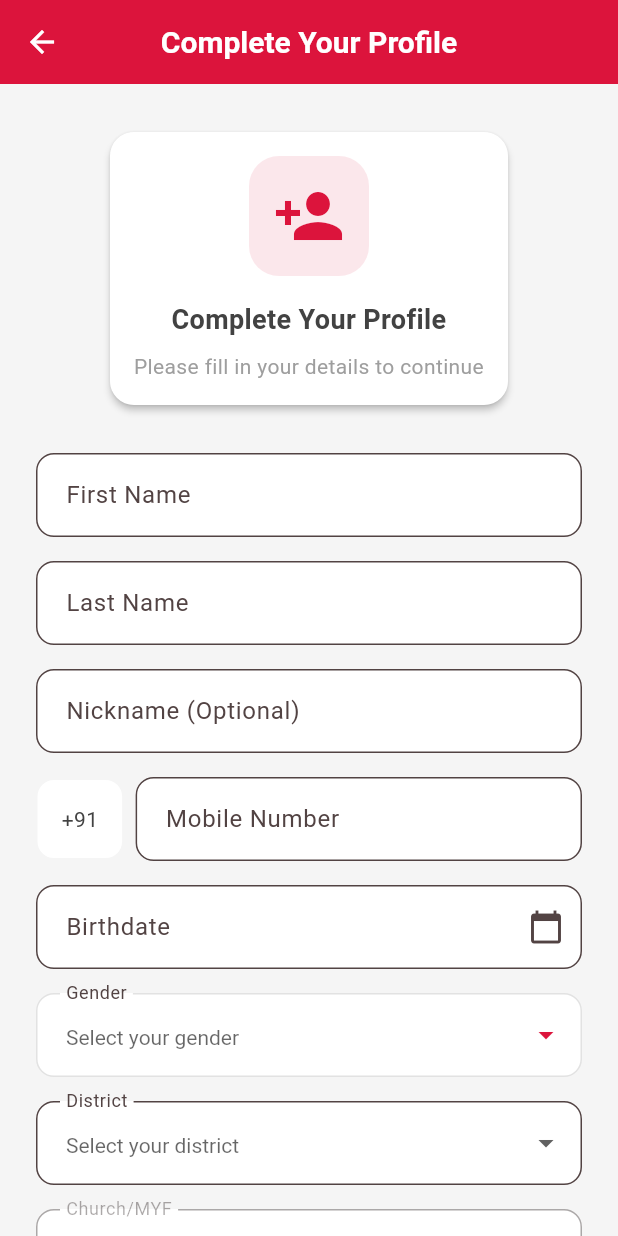
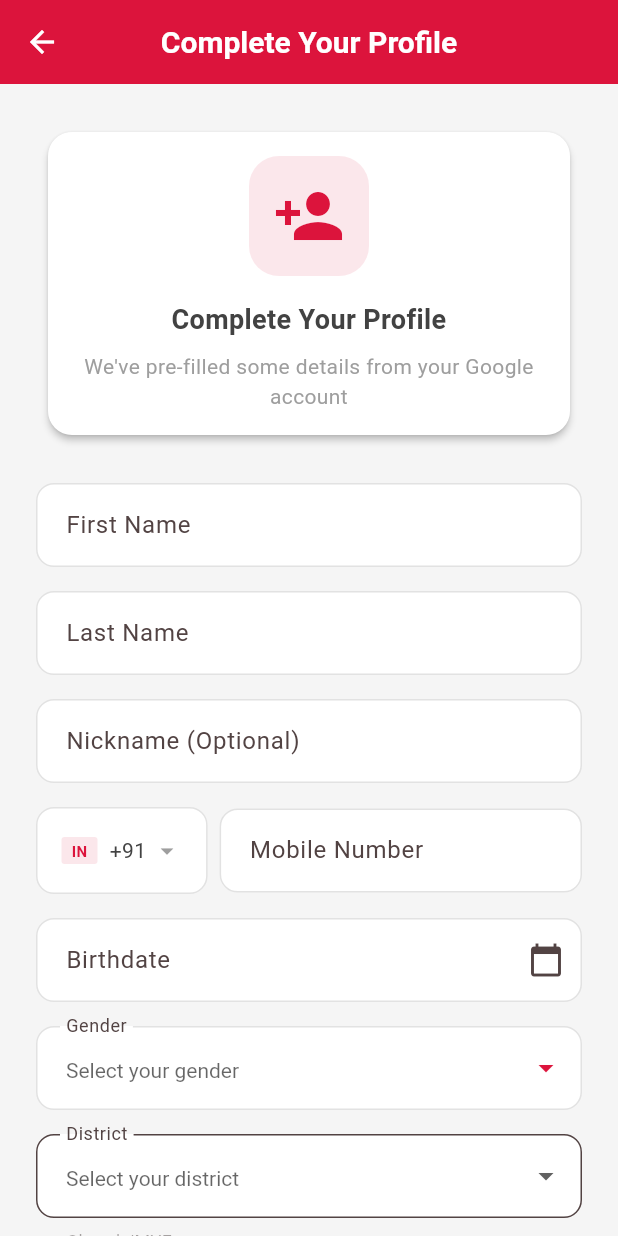
Before and after one commit to SwitU7Ronald/myf_connect, a Flutter app: the SignupDetailsPage screen opened by its route, on a phone screen of 412 x 824 dp. Run offline on Flutter 3.47's test engine with Material 3 defaults, Android fonts, the light colour scheme and no system bars; our stand-ins replace cloud_firestore, firebase_auth, firebase_core, google_sign_in; accounts and stored records are empty; generated files the repository leaves out were written again.

Commit message:
feat: auto-fill signup fields from Google, add international phone input, auto-capitalization

```diff
--- a/lib/pages/auth/signup_details_page.dart
+++ b/lib/pages/auth/signup_details_page.dart
@@ -3,6 +3,7 @@
 import 'package:firebase_auth/firebase_auth.dart';
 import 'package:cloud_firestore/cloud_firestore.dart';
 import '../../widgets/widgets.dart';
+import '../../widgets/international_phone_field.dart';
 import '../../models/district_data.dart';
 import '../../app/app_router.dart';
 
@@ -25,9 +26,36 @@
   String? _selectedDistrict;
   String? _selectedMyf;
   bool _loading = false;
+  CountryData? _selectedCountry;
 
   // Check if "Other" district is selected
   bool get _isOtherDistrictSelected => _selectedDistrict == 'Other';
+
+  @override
+  void initState() {
+    super.initState();
+    _autoFillFromArguments();
+  }
+
+  void _autoFillFromArguments() {
+    // Get the arguments passed from welcome page
+    WidgetsBinding.instance.addPostFrameCallback((_) {
+      final args = ModalRoute.of(context)?.settings.arguments as Map<String, dynamic>?;
+
+      if (args != null) {
+        setState(() {
+          // Auto-fill from Google account data
+          _firstNameCtrl.text = args['firstName'] ?? '';
+          _lastNameCtrl.text = args['lastName'] ?? '';
+
+          // Auto-generate nickname from first name if available
+          if (args['firstName'] != null && (args['firstName'] as String).isNotEmpty) {
+            _nicknameCtrl.text = args['firstName'];
+          }
+        });
+      }
+    });
+  }
 
   @override
   void dispose() {
@@ -41,15 +69,6 @@
   String? _validateRequired(String? value, String field) {
     if (value == null || value.trim().isEmpty) {
       return '$field is required';
-    }
-    return null;
-  }
-
-  String? _validatePhone(String? value) {
-    if (value == null ||
-        value.trim().length != 10 ||
-        !RegExp(r'^[0-9]+$').hasMatch(value.trim())) {
-      return 'Enter a valid 10-digit mobile number';
     }
     return null;
   }
@@ -100,6 +119,10 @@
       MethodistTheme.showErrorSnackBar(context, 'Please ${_isOtherDistrictSelected ? "enter" : "select"} your church/MYF');
       return;
     }
+    if (_selectedCountry == null) {
+      MethodistTheme.showErrorSnackBar(context, 'Please select country code');
+      return;
+    }
 
     final firebaseUser = FirebaseAuth.instance.currentUser;
     if (firebaseUser == null) {
@@ -116,7 +139,7 @@
 
       await userRef.set({
         'email': firebaseUser.email,
-        'phone': '+91${_phoneCtrl.text.trim()}',
+        'phone': '${_selectedCountry!.dialCode}${_phoneCtrl.text.trim()}', // Include country code
         'firstName': _firstNameCtrl.text.trim(),
         'lastName': _lastNameCtrl.text.trim(),
         'nickname': _nicknameCtrl.text.trim().isNotEmpty
@@ -126,6 +149,7 @@
         'gender': _gender,
         'district': _selectedDistrict,
         'church': _selectedMyf,
+        'countryCode': _selectedCountry!.code,
         'createdAt': FieldValue.serverTimestamp(),
         'updatedAt': FieldValue.serverTimestamp(),
       });
@@ -188,7 +212,7 @@
                       ),
                       SizedBox(height: MethodistTheme.spacingS),
                       Text(
-                        'Please fill in your details to continue',
+                        'We\'ve pre-filled some details from your Google account',
                         style: MethodistTheme.bodyMedium.copyWith(
                           color: MethodistTheme.mediumGray,
                         ),
@@ -200,42 +224,53 @@
 
                 SizedBox(height: MethodistTheme.spacingL),
 
-                // First Name Field
+                // First Name Field - with auto-capitalization
                 AppTextField(
                   controller: _firstNameCtrl,
                   label: 'First Name',
                   hint: 'Enter your first name',
                   textCapitalization: TextCapitalization.words,
+                  autoCapitalizeFirst: true,
                   validator: (v) => _validateRequired(v, 'First Name'),
                 ),
 
                 SizedBox(height: MethodistTheme.spacingM),
 
-                // Last Name Field
+                // Last Name Field - with auto-capitalization
                 AppTextField(
                   controller: _lastNameCtrl,
                   label: 'Last Name',
                   hint: 'Enter your last name',
                   textCapitalization: TextCapitalization.words,
+                  autoCapitalizeFirst: true,
                   validator: (v) => _validateRequired(v, 'Last Name'),
                 ),
 
                 SizedBox(height: MethodistTheme.spacingM),
 
-                // Nickname Field (Optional)
+                // Nickname Field - with auto-capitalization
                 AppTextField(
                   controller: _nicknameCtrl,
                   label: 'Nickname (Optional)',
                   hint: 'Enter your nickname',
                   textCapitalization: TextCapitalization.words,
+                  autoCapitalizeFirst: true,
                 ),
 
                 SizedBox(height: MethodistTheme.spacingM),
 
-                // Phone Number Field
-                PhoneTextField(
+                // International Phone Number Field
+                InternationalPhoneField(
                   controller: _phoneCtrl,
-                  validator: _validatePhone,
+                  validator: (v) {
+                    if (_selectedCountry == null) return 'Please select country';
+                    return null;
+                  },
+                  onCountryChanged: (country) {
+                    setState(() {
+                      _selectedCountry = country;
+                    });
+                  },
                 ),
 
                 SizedBox(height: MethodistTheme.spacingM),
--- /dev/null
+++ b/lib/widgets/international_phone_field.dart
@@ -0,0 +1,262 @@
+// lib/widgets/international_phone_field.dart
+import 'package:flutter/material.dart';
+import 'package:flutter/services.dart';
+import '../app/theme.dart';
+
+class CountryData {
+  final String name;
+  final String code;
+  final String dialCode;
+  final int minLength;
+  final int maxLength;
+
+  const CountryData({
+    required this.name,
+    required this.code,
+    required this.dialCode,
+    required this.minLength,
+    required this.maxLength,
+  });
+}
+
+class InternationalPhoneField extends StatefulWidget {
+  final TextEditingController controller;
+  final String? Function(String?)? validator;
+  final bool enabled;
+  final String? initialCountryCode;
+  final ValueChanged<CountryData>? onCountryChanged;
+
+  const InternationalPhoneField({
+    super.key,
+    required this.controller,
+    this.validator,
+    this.enabled = true,
+    this.initialCountryCode = 'IN',
+    this.onCountryChanged,
+  });
+
+  @override
+  State<InternationalPhoneField> createState() => _InternationalPhoneFieldState();
+}
+
+class _InternationalPhoneFieldState extends State<InternationalPhoneField> {
+  late CountryData _selectedCountry;
+
+  // Popular countries data
+  static const List<CountryData> _countries = [
+    CountryData(name: 'India', code: 'IN', dialCode: '+91', minLength: 10, maxLength: 10),
+    CountryData(name: 'United States', code: 'US', dialCode: '+1', minLength: 10, maxLength: 10),
+    CountryData(name: 'United Kingdom', code: 'GB', dialCode: '+44', minLength: 10, maxLength: 11),
+    CountryData(name: 'Canada', code: 'CA', dialCode: '+1', minLength: 10, maxLength: 10),
+    CountryData(name: 'Australia', code: 'AU', dialCode: '+61', minLength: 9, maxLength: 9),
+    CountryData(name: 'Germany', code: 'DE', dialCode: '+49', minLength: 10, maxLength: 12),
+    CountryData(name: 'France', code: 'FR', dialCode: '+33', minLength: 9, maxLength: 10),
+    CountryData(name: 'Japan', code: 'JP', dialCode: '+81', minLength: 10, maxLength: 11),
+    CountryData(name: 'China', code: 'CN', dialCode: '+86', minLength: 11, maxLength: 11),
+    CountryData(name: 'Brazil', code: 'BR', dialCode: '+55', minLength: 10, maxLength: 11),
+    CountryData(name: 'South Africa', code: 'ZA', dialCode: '+27', minLength: 9, maxLength: 9),
+    CountryData(name: 'Singapore', code: 'SG', dialCode: '+65', minLength: 8, maxLength: 8),
+    CountryData(name: 'UAE', code: 'AE', dialCode: '+971', minLength: 9, maxLength: 9),
+    CountryData(name: 'Saudi Arabia', code: 'SA', dialCode: '+966', minLength: 9, maxLength: 9),
+    CountryData(name: 'Nepal', code: 'NP', dialCode: '+977', minLength: 10, maxLength: 10),
+    CountryData(name: 'Bangladesh', code: 'BD', dialCode: '+880', minLength: 10, maxLength: 10),
+    CountryData(name: 'Sri Lanka', code: 'LK', dialCode: '+94', minLength: 9, maxLength: 9),
+    CountryData(name: 'Pakistan', code: 'PK', dialCode: '+92', minLength: 10, maxLength: 10),
+  ];
+
+  @override
+  void initState() {
+    super.initState();
+    _selectedCountry = _countries.firstWhere(
+          (country) => country.code == widget.initialCountryCode,
+      orElse: () => _countries.first,
+    );
+  }
+
+  CountryData get selectedCountry => _selectedCountry;
+
+  String? _validatePhone(String? value) {
+    if (value == null || value.trim().isEmpty) {
+      return 'Phone number is required';
+    }
+
+    final cleanValue = value.replaceAll(RegExp(r'[^\d]'), '');
+
+    if (cleanValue.length < _selectedCountry.minLength) {
+      return 'Enter at least ${_selectedCountry.minLength} digits';
+    }
+
+    if (cleanValue.length > _selectedCountry.maxLength) {
+      return 'Enter maximum ${_selectedCountry.maxLength} digits';
+    }
+
+    return widget.validator?.call(value);
+  }
+
+  void _selectCountry() async {
+    final country = await showModalBottomSheet<CountryData>(
+      context: context,
+      shape: const RoundedRectangleBorder(
+        borderRadius: BorderRadius.vertical(top: Radius.circular(MethodistTheme.radiusL)),
+      ),
+      builder: (context) => Container(
+        padding: MethodistTheme.paddingM,
+        height: MediaQuery.of(context).size.height * 0.6,
+        child: Column(
+          children: [
+            Container(
+              width: 40,
+              height: 4,
+              margin: const EdgeInsets.only(bottom: MethodistTheme.spacingM),
+              decoration: BoxDecoration(
+                color: MethodistTheme.mediumGray,
+                borderRadius: BorderRadius.circular(2),
+              ),
+            ),
+            Text(
+              'Select Country',
+              style: MethodistTheme.titleLarge,
+            ),
+            const SizedBox(height: MethodistTheme.spacingM),
+            Expanded(
+              child: ListView.builder(
+                itemCount: _countries.length,
+                itemBuilder: (context, index) {
+                  final country = _countries[index];
+                  return ListTile(
+                    title: Text(country.name),
+                    subtitle: Text('${country.dialCode} (${country.minLength}-${country.maxLength} digits)'),
+                    leading: Container(
+                      width: 40,
+                      height: 28,
+                      alignment: Alignment.center,
+                      decoration: BoxDecoration(
+                        color: MethodistTheme.lightGray,
+                        borderRadius: BorderRadius.circular(4),
+                      ),
+                      child: Text(
+                        country.code,
+                        style: MethodistTheme.bodySmall.copyWith(
+                          fontWeight: FontWeight.bold,
+                        ),
+                      ),
+                    ),
+                    selected: country.code == _selectedCountry.code,
+                    onTap: () => Navigator.pop(context, country),
+                  );
+                },
+              ),
+            ),
+          ],
+        ),
+      ),
+    );
+
+    if (country != null && country.code != _selectedCountry.code) {
+      setState(() {
+        _selectedCountry = country;
+        widget.controller.clear(); // Clear phone number when country changes
+      });
+      widget.onCountryChanged?.call(country);
+    }
+  }
+
+  @override
+  Widget build(BuildContext context) {
+    return Row(
+      children: [
+        // Country Code Selector
+        InkWell(
+          onTap: widget.enabled ? _selectCountry : null,
+          borderRadius: BorderRadius.circular(MethodistTheme.radiusM),
+          child: Container(
+            padding: const EdgeInsets.symmetric(
+              horizontal: MethodistTheme.spacingM,
+              vertical: MethodistTheme.spacingM + 2,
+            ),
+            decoration: BoxDecoration(
+              border: Border.all(
+                color: MethodistTheme.mediumGray.withOpacity(0.3),
+              ),
+              borderRadius: BorderRadius.circular(MethodistTheme.radiusM),
+              color: widget.enabled ? MethodistTheme.white : MethodistTheme.lightGray,
+            ),
+            child: Row(
+              mainAxisSize: MainAxisSize.min,
+              children: [
+                Container(
+                  width: 24,
+                  height: 18,
+                  alignment: Alignment.center,
+                  decoration: BoxDecoration(
+                    color: MethodistTheme.primaryRed.withOpacity(0.1),
+                    borderRadius: BorderRadius.circular(2),
+                  ),
+                  child: Text(
+                    _selectedCountry.code,
+                    style: MethodistTheme.bodySmall.copyWith(
+                      fontSize: 10,
+                      fontWeight: FontWeight.bold,
+                      color: MethodistTheme.primaryRed,
+                    ),
+                  ),
+                ),
+                const SizedBox(width: MethodistTheme.spacingS),
+                Text(
+                  _selectedCountry.dialCode,
+                  style: MethodistTheme.bodyMedium,
+                ),
+                const SizedBox(width: MethodistTheme.spacingXS),
+                Icon(
+                  Icons.arrow_drop_down,
+                  color: widget.enabled ? MethodistTheme.mediumGray : MethodistTheme.lightGray,
+                  size: 20,
+                ),
+              ],
+            ),
+          ),
+        ),
+
+        const SizedBox(width: MethodistTheme.spacingS),
+
+        // Phone Number Input
+        Expanded(
+          child: TextFormField(
+            controller: widget.controller,
+            decoration: InputDecoration(
+              labelText: 'Mobile Number',
+              hintText: '${_selectedCountry.minLength}-${_selectedCountry.maxLength} digits',
+              border: OutlineInputBorder(
+                borderRadius: BorderRadius.circular(MethodistTheme.radiusM),
+              ),
+              focusedBorder: OutlineInputBorder(
+                borderSide: BorderSide(
+                  color: MethodistTheme.primaryRed,
+                  width: 2,
+                ),
+                borderRadius: BorderRadius.circular(MethodistTheme.radiusM),
+              ),
+              enabledBorder: OutlineInputBorder(
+                borderSide: BorderSide(
+                  color: MethodistTheme.mediumGray.withOpacity(0.3),
+                ),
+                borderRadius: BorderRadius.circular(MethodistTheme.radiusM),
+              ),
+              contentPadding: const EdgeInsets.symmetric(
+                horizontal: MethodistTheme.spacingM,
+                vertical: MethodistTheme.spacingM,
+              ),
+            ),
+            keyboardType: TextInputType.phone,
+            enabled: widget.enabled,
+            validator: _validatePhone,
+            inputFormatters: [
+              FilteringTextInputFormatter.digitsOnly,
+              LengthLimitingTextInputFormatter(_selectedCountry.maxLength),
+            ],
+          ),
+        ),
+      ],
+    );
+  }
+}
--- a/lib/widgets/text_fields.dart
+++ b/lib/widgets/text_fields.dart
@@ -1,3 +1,4 @@
+// lib/widgets/text_fields.dart
 import 'package:flutter/material.dart';
 import 'package:flutter/services.dart';
 import '../app/theme.dart';
@@ -19,6 +20,7 @@
   final bool readOnly;
   final VoidCallback? onTap;
   final List<TextInputFormatter>? inputFormatters;
+  final bool autoCapitalizeFirst; // New parameter
 
   const AppTextField({
     super.key,
@@ -38,10 +40,18 @@
     this.readOnly = false,
     this.onTap,
     this.inputFormatters,
+    this.autoCapitalizeFirst = false, // Default false
   });
 
   @override
   Widget build(BuildContext context) {
+    List<TextInputFormatter> formatters = inputFormatters ?? [];
+
+    // Add first letter capitalization formatter if needed
+    if (autoCapitalizeFirst) {
+      formatters.add(_FirstLetterCapitalFormatter());
+    }
+
     return TextFormField(
       controller: controller,
       decoration: InputDecoration(
@@ -50,6 +60,26 @@
         prefixIcon: prefixIcon,
         suffixIcon: suffixIcon,
         counterText: maxLength != null ? null : '',
+        border: OutlineInputBorder(
+          borderRadius: BorderRadius.circular(MethodistTheme.radiusM),
+        ),
+        focusedBorder: OutlineInputBorder(
+          borderSide: BorderSide(
+            color: MethodistTheme.primaryRed,
+            width: 2,
+          ),
+          borderRadius: BorderRadius.circular(MethodistTheme.radiusM),
+        ),
+        enabledBorder: OutlineInputBorder(
+          borderSide: BorderSide(
+            color: MethodistTheme.mediumGray.withOpacity(0.3),
+          ),
+          borderRadius: BorderRadius.circular(MethodistTheme.radiusM),
+        ),
+        contentPadding: const EdgeInsets.symmetric(
+          horizontal: MethodistTheme.spacingM,
+          vertical: MethodistTheme.spacingM,
+        ),
       ),
       textCapitalization: textCapitalization,
       onChanged: onChanged,
@@ -61,11 +91,41 @@
       enabled: enabled,
       readOnly: readOnly,
       onTap: onTap,
-      inputFormatters: inputFormatters,
+      inputFormatters: formatters,
     );
   }
 }
 
+// Custom formatter for first letter capitalization
+class _FirstLetterCapitalFormatter extends TextInputFormatter {
+  @override
+  TextEditingValue formatEditUpdate(
+      TextEditingValue oldValue,
+      TextEditingValue newValue,
+      ) {
+    if (newValue.text.isEmpty) {
+      return newValue;
+    }
+
+    final String newText = newValue.text;
+    String capitalizedText = '';
+
+    for (int i = 0; i < newText.length; i++) {
+      if (i == 0 || (i > 0 && newText[i - 1] == ' ')) {
+        capitalizedText += newText[i].toUpperCase();
+      } else {
+        capitalizedText += newText[i].toLowerCase();
+      }
+    }
+
+    return TextEditingValue(
+      text: capitalizedText,
+      selection: newValue.selection,
+    );
+  }
+}
+
+// Keep existing PhoneTextField for backward compatibility
 class PhoneTextField extends StatelessWidget {
   final TextEditingController controller;
   final String? Function(String?)? validator;
@@ -117,6 +177,7 @@
   }
 }
 
+// Keep existing DatePickerField and SearchTextField as they are
 class DatePickerField extends StatelessWidget {
   final DateTime? selectedDate;
   final String label;
--- a/lib/widgets/widgets.dart
+++ b/lib/widgets/widgets.dart
@@ -7,6 +7,7 @@
 export 'status_widgets.dart';
 export 'date_time_picker_field.dart';
 export 'dependent_dropdown.dart';
+export 'international_phone_field.dart'; // Add this line
 
 // Also export theme for convenience
 export '../app/theme.dart';
```
Also changed, not shown: lib/pages/auth/welcome_page.dart (+11 -1 lines).
